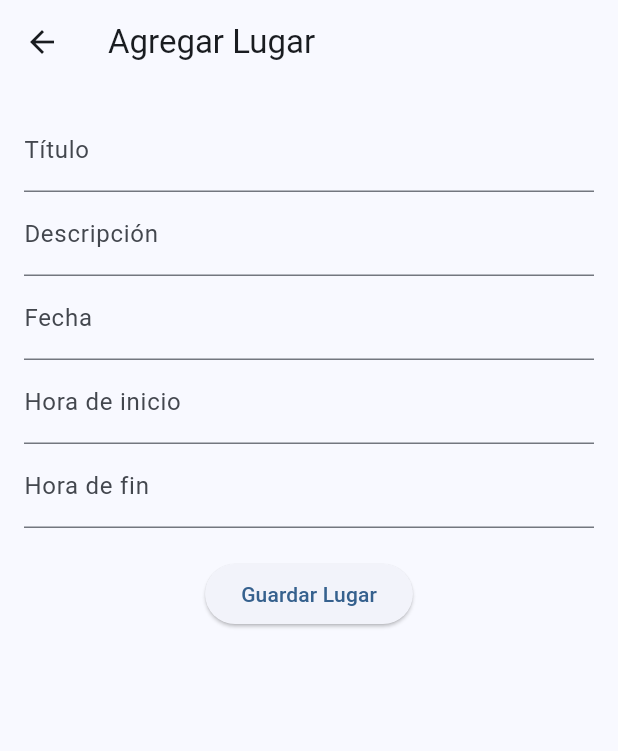
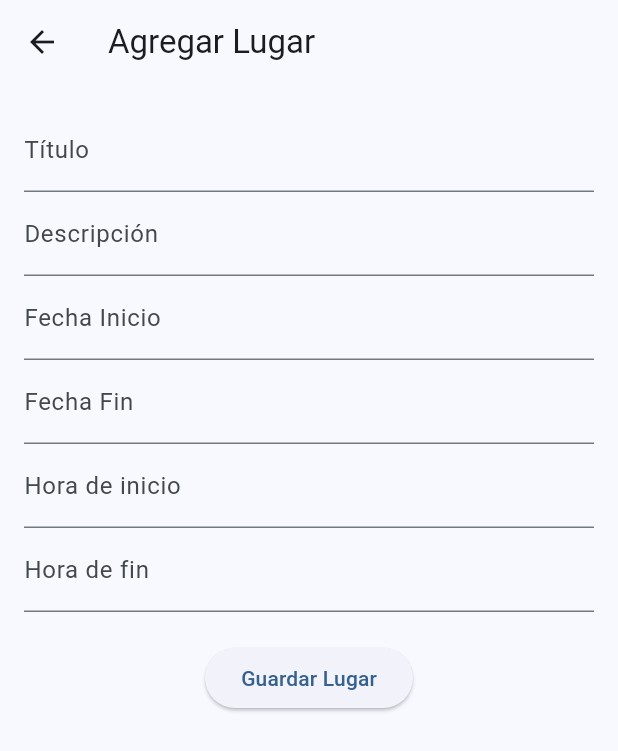
Before and after one commit to Vladox69/activity_hood, a Flutter app: the AddPlaceScreen screen opened directly, on a phone screen of 412 x 824 dp. Shown: the top 751 px of the screen. Run offline on Flutter 3.47's test engine with Material 3 defaults, Android fonts, the phone set to English and light mode, and no system bars; our stand-ins replace google_maps_flutter.

```diff
--- a/lib/models/marker_model.dart
+++ b/lib/models/marker_model.dart
@@ -4,7 +4,8 @@ class MarkerModel {
   final double longitude;
   final String title;
   final String description;
-  final String date;
+  final String startDate;
+  final String endDate;
   final String startTime;
   final String endTime;
 
@@ -14,7 +15,8 @@ class MarkerModel {
     required this.longitude,
     required this.title,
     required this.description,
-    required this.date,
+    required this.startDate,
+    required this.endDate,
     required this.startTime,
     required this.endTime,
   });
@@ -27,7 +29,8 @@ class MarkerModel {
       'longitude': longitude,
       'title': title,
       'description': description,
-      'date': date,
+      'startDate': startDate,
+      'endDate': endDate,
       'startTime': startTime,
       'endTime': endTime,
     };
@@ -41,7 +44,8 @@ class MarkerModel {
       longitude: map['longitude'],
       title: map['title'],
       description: map['description'],
-      date: map['date'],
+      startDate: map['startDate'],
+      endDate: map['endDate'],
       startTime: map['startTime'],
       endTime: map['endTime'],
     );
--- a/lib/presentation/screens/add_place/add_place_screen.dart
+++ b/lib/presentation/screens/add_place/add_place_screen.dart
@@ -12,7 +12,8 @@ class AddPlaceScreen extends StatefulWidget {
 class _AddPlaceScreenState extends State<AddPlaceScreen> {
   final TextEditingController _titleController = TextEditingController();
   final TextEditingController _descriptionController = TextEditingController();
-  final TextEditingController _dateController = TextEditingController();
+  final TextEditingController _startDateController = TextEditingController();
+  final TextEditingController _endDateController = TextEditingController();
   final TextEditingController _startTimeController = TextEditingController();
   final TextEditingController _endTimeController = TextEditingController();
 
@@ -24,21 +25,34 @@ class _AddPlaceScreenState extends State<AddPlaceScreen> {
         padding: const EdgeInsets.all(16.0),
         child: Column(
           children: [
-            TextField(controller: _titleController, decoration: const InputDecoration(labelText: "Título")),
-            TextField(controller: _descriptionController, decoration: const InputDecoration(labelText: "Descripción")),
-            TextField(controller: _dateController, decoration: const InputDecoration(labelText: "Fecha")),
-            TextField(controller: _startTimeController, decoration: const InputDecoration(labelText: "Hora de inicio")),
-            TextField(controller: _endTimeController, decoration: const InputDecoration(labelText: "Hora de fin")),
+            TextField(
+                controller: _titleController,
+                decoration: const InputDecoration(labelText: "Título")),
+            TextField(
+                controller: _descriptionController,
+                decoration: const InputDecoration(labelText: "Descripción")),
+            TextField(
+                controller: _startDateController,
+                decoration: const InputDecoration(labelText: "Fecha Inicio")),
+            TextField(
+                controller: _endDateController,
+                decoration: const InputDecoration(labelText: "Fecha Fin")),
+            TextField(
+                controller: _startTimeController,
+                decoration: const InputDecoration(labelText: "Hora de inicio")),
+            TextField(
+                controller: _endTimeController,
+                decoration: const InputDecoration(labelText: "Hora de fin")),
             const SizedBox(height: 20),
             ElevatedButton(
               onPressed: () {
                 context.read<CurrentMarkerProvider>().saveMarker(
-                      _titleController.text,
-                      _descriptionController.text,
-                      _dateController.text,
-                      _startTimeController.text,
-                      _endTimeController.text
-                    );
+                    _titleController.text,
+                    _descriptionController.text,
+                    _startDateController.text,
+                    _endDateController.text,
+                    _startTimeController.text,
+                    _endTimeController.text);
                 Navigator.pop(context);
               },
               child: const Text("Guardar Lugar"),
```
Also changed, not shown: lib/presentation/providers/current_marker_provider.dart (+11 -10 lines), lib/presentation/screens/google_map/google_map_screen.dart (+9 -5 lines), lib/presentation/widgets/description_modal_widget.dart (added, +109 -0 lines).
